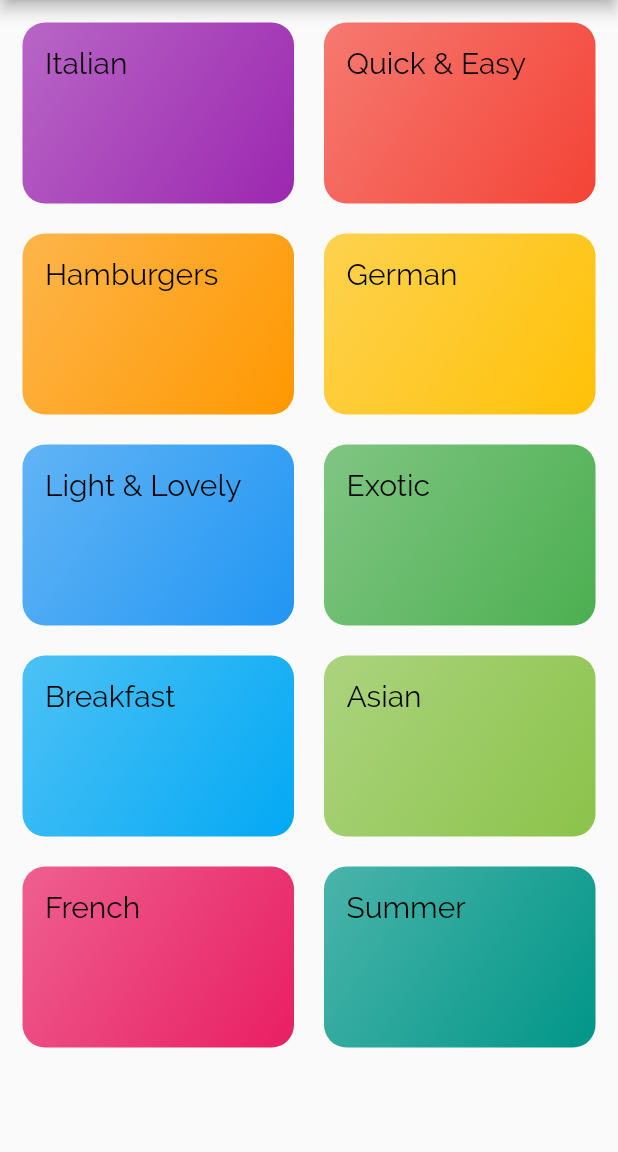
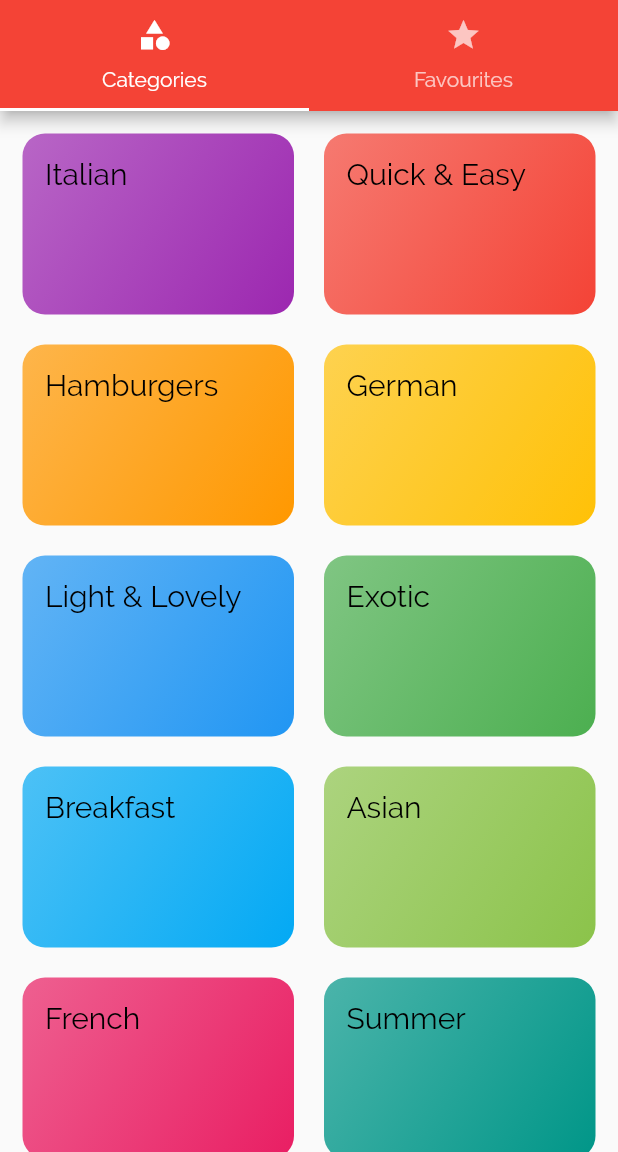
Before and after one commit to zukaChachava/MealsApp, a Flutter app: the screen it shows after launch, on a phone screen of 412 x 824 dp, the part 84-1236 px from its top. Run offline on Flutter 3.47's test engine with Material 2 defaults, Android fonts, the phone set to English and light mode, and no system bars.

Commit message:
Top bar done

```diff
--- a/lib/main.dart
+++ b/lib/main.dart
@@ -1,4 +1,5 @@
 import 'package:flutter/material.dart';
+import 'package:meals/widgets/screens/tabs_screens.dart';
 import './widgets/screens/category_meals_screen.dart';
 import 'package:meals/widgets/screens/categories_screen.dart';
 import 'package:meals/widgets/screens/meal_details_screen.dart';
@@ -23,7 +24,7 @@ class MyApp extends StatelessWidget {
               displayMedium: const TextStyle(
                 color: Color.fromRGBO(20, 51, 51, 1),
               ))),
-      home: const CategoriesScreen(),
+      home: const TabScreen(),
       routes: {
         CategoryMealsScreen.route: (context) => const CategoryMealsScreen(),
         MealDetailsScreen.route: (context) => const MealDetailsScreen()
--- a/lib/widgets/screens/categories_screen.dart
+++ b/lib/widgets/screens/categories_screen.dart
@@ -7,9 +7,7 @@ class CategoriesScreen extends StatelessWidget {
 
   @override
   Widget build(BuildContext context) {
-    return Scaffold(
-      appBar: AppBar(title: const Text("Meals")),
-      body: GridView(
+    return GridView(
         padding: const EdgeInsets.all(15),
         gridDelegate: const SliverGridDelegateWithMaxCrossAxisExtent(
             maxCrossAxisExtent: 200,
@@ -18,7 +16,6 @@ class CategoriesScreen extends StatelessWidget {
             mainAxisSpacing: 20),
         children: categories
             .map((category) => CategoryItemWidget(category: category))
-              .toList()),
-    );
+            .toList());
   }
 }
--- /dev/null
+++ b/lib/widgets/screens/tabs_screens.dart
@@ -0,0 +1,38 @@
+import 'package:flutter/material.dart';
+import 'package:meals/widgets/screens/categories_screen.dart';
+import 'package:meals/widgets/screens/favourites_screen.dart';
+
+class TabScreen extends StatefulWidget {
+  const TabScreen({Key? key}) : super(key: key);
+
+  @override
+  State<TabScreen> createState() => _TabScreenState();
+}
+
+class _TabScreenState extends State<TabScreen> {
+  @override
+  Widget build(BuildContext context) {
+    return DefaultTabController(
+      length: 2,
+      child: Scaffold(
+        appBar: AppBar(
+          title: const Text("Meals"),
+          bottom: const TabBar(
+            tabs: [
+              Tab(
+                icon: Icon(Icons.category),
+                text: 'Categories',
+              ),
+              Tab(
+                icon: Icon(Icons.star),
+                text: "Favourites",
+              ),
+            ],
+          ),
+        ),
+        body: const TabBarView(
+            children: [CategoriesScreen(), FavouritesScreen()]),
+      ),
+    );
+  }
+}
```
Also changed, not shown: lib/widgets/screens/favourites_screen.dart (added, +14 -0 lines), lib/widgets/screens/meal_details_screen.dart (+32 -1 lines). Lines whose indentation alone changed are shown as unchanged.
